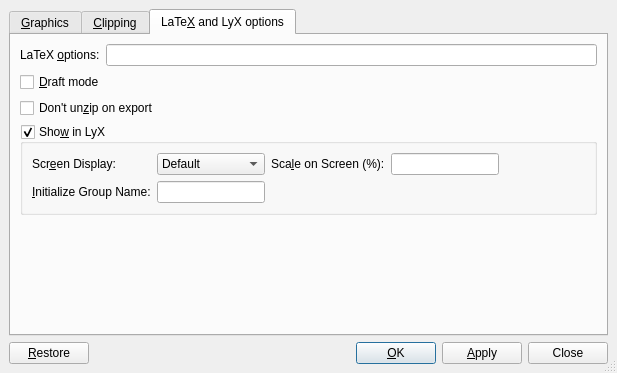
The window that src/frontends/qt4/ui/GraphicsUi.ui (cburschka/lyx) describes before a commit, drawn with Qt 5.
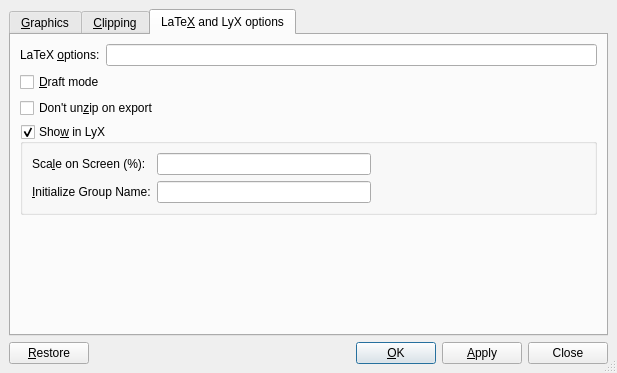
The same window after the commit. The open tabs and pages were chosen to show the change. Custom widgets are drawn as their Qt base class.

Commit message: - Simplify prefs, graphics and external display options which are now true or false. - the display combo in the prefs, external and graphics dialogs are gone - the lyxrc display_graphics option now overrides any local inset display option - The external template format has a new tag: Preview - format incremented to 337

```diff
--- a/src/frontends/qt4/ui/GraphicsUi.ui
+++ b/src/frontends/qt4/ui/GraphicsUi.ui
@@ -541,8 +541,8 @@
        <rect>
         <x>0</x>
         <y>0</y>
-        <width>595</width>
-        <height>293</height>
+        <width>593</width>
+        <height>295</height>
        </rect>
       </property>
       <attribute name="title" >
@@ -629,75 +629,6 @@
             </property>
            </spacer>
           </item>
-          <item row="0" column="3" >
-           <widget class="QLineEdit" name="displayscale" >
-            <property name="enabled" >
-             <bool>true</bool>
-            </property>
-            <property name="sizePolicy" >
-             <sizepolicy vsizetype="Fixed" hsizetype="Minimum" >
-              <horstretch>0</horstretch>
-              <verstretch>0</verstretch>
-             </sizepolicy>
-            </property>
-            <property name="toolTip" >
-             <string>Percentage to scale by in LyX</string>
-            </property>
-           </widget>
-          </item>
-          <item row="0" column="2" >
-           <widget class="QLabel" name="scaleLA" >
-            <property name="toolTip" >
-             <string>Percentage to scale by in LyX</string>
-            </property>
-            <property name="text" >
-             <string>Sca&amp;le on Screen (%):</string>
-            </property>
-            <property name="buddy" >
-             <cstring>displayscale</cstring>
-            </property>
-           </widget>
-          </item>
-          <item row="0" column="1" >
-           <widget class="QComboBox" name="showCB" >
-            <property name="toolTip" >
-             <string>Screen display</string>
-            </property>
-            <item>
-             <property name="text" >
-              <string>Default</string>
-             </property>
-            </item>
-            <item>
-             <property name="text" >
-              <string>Monochrome</string>
-             </property>
-            </item>
-            <item>
-             <property name="text" >
-              <string>Grayscale</string>
-             </property>
-            </item>
-            <item>
-             <property name="text" >
-              <string>Color</string>
-             </property>
-            </item>
-           </widget>
-          </item>
-          <item row="0" column="0" >
-           <widget class="QLabel" name="showL" >
-            <property name="toolTip" >
-             <string>Screen display</string>
-            </property>
-            <property name="text" >
-             <string>Scr&amp;een Display:</string>
-            </property>
-            <property name="buddy" >
-             <cstring>showCB</cstring>
-            </property>
-           </widget>
-          </item>
           <item row="1" column="0" >
            <widget class="QLabel" name="label" >
             <property name="sizePolicy" >
@@ -727,6 +658,35 @@
             </property>
            </widget>
           </item>
+          <item row="0" column="1" >
+           <widget class="QLineEdit" name="displayscale" >
+            <property name="enabled" >
+             <bool>true</bool>
+            </property>
+            <property name="sizePolicy" >
+             <sizepolicy vsizetype="Fixed" hsizetype="Minimum" >
+              <horstretch>0</horstretch>
+              <verstretch>0</verstretch>
+             </sizepolicy>
+            </property>
+            <property name="toolTip" >
+             <string>Percentage to scale by in LyX</string>
+            </property>
+           </widget>
+          </item>
+          <item row="0" column="0" >
+           <widget class="QLabel" name="scaleLA" >
+            <property name="toolTip" >
+             <string>Percentage to scale by in LyX</string>
+            </property>
+            <property name="text" >
+             <string>Sca&amp;le on Screen (%):</string>
+            </property>
+            <property name="buddy" >
+             <cstring>displayscale</cstring>
+            </property>
+           </widget>
+          </item>
          </layout>
         </widget>
        </item>
```
Left out of the diff: 15 changed lines with no effect on the pictures. The commit also changes 25 other files.
